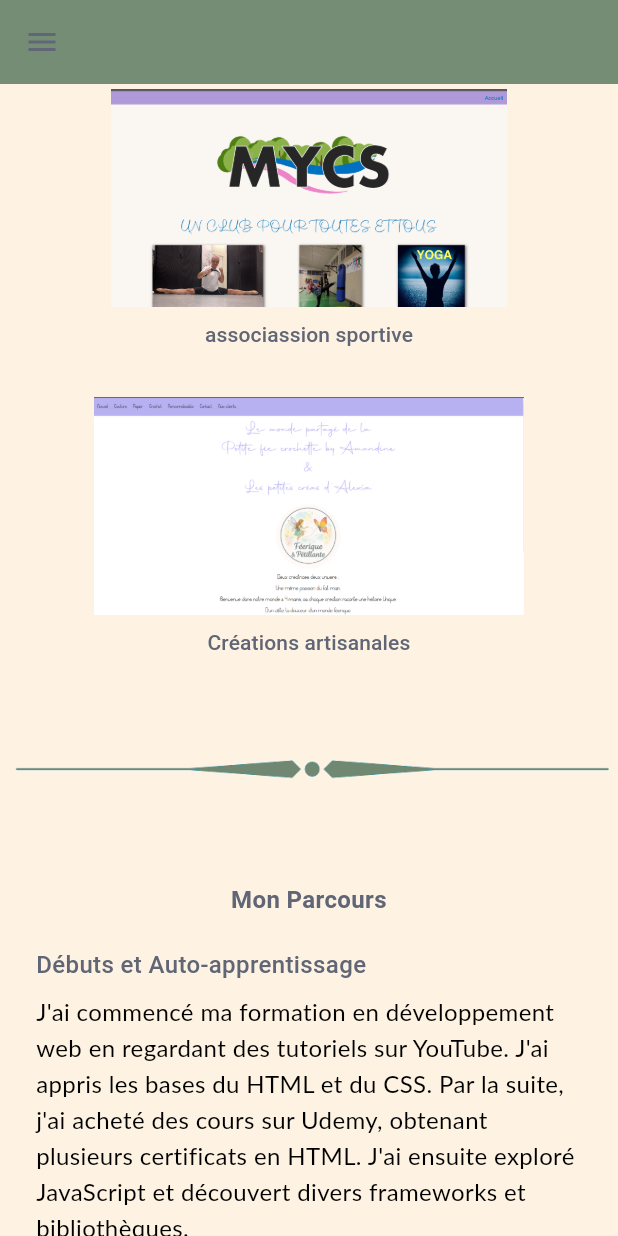
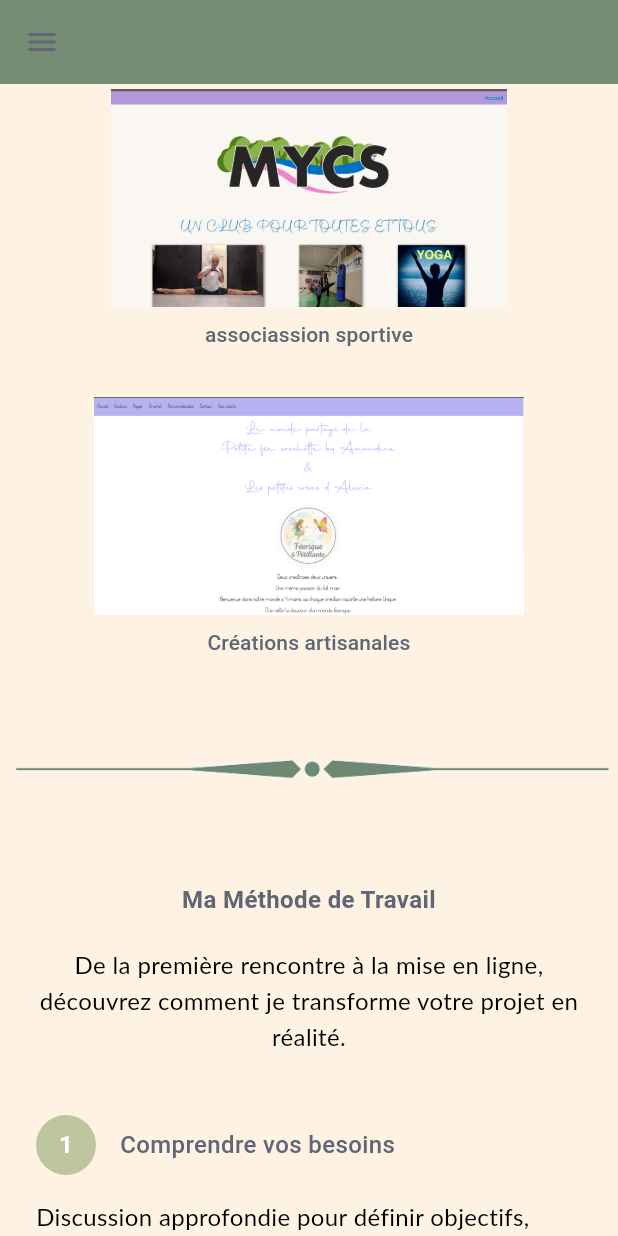
Before and after one commit to pickypou/mon_site_cv, a Flutter app: the screen it shows after launch, scrolled down 1728 dp, on a phone screen of 412 x 824 dp. Run offline on Flutter 3.47's test engine with Material 3 defaults, Android fonts, the phone set to English and light mode, and no system bars; our stand-ins replace cloud_firestore, cloud_functions, firebase_core, firebase_storage, get_it, go_router and 2 more; accounts and stored records are empty; Roboto replaces fonts that are missing (Lato); statements that could not run were skipped.

Commit message:
feat: Add 'Méthode de travail' section, implement SEO meta tags, and update web content with new images and pages.

```diff
--- a/lib/ui/common/widgets/custom_appbar.dart
+++ b/lib/ui/common/widgets/custom_appbar.dart
@@ -48,6 +48,7 @@ class CustomAppBar extends StatelessWidget implements PreferredSizeWidget {
           ...[
           _buildNavItem(context, 'Accueil', 'accueil'),
           _buildNavItem(context, 'Mes réalisation', 'realisation'),
+          _buildNavItem(context, 'Méthode de travail', 'methode'),
           _buildNavItem(context, 'Mon parcours', 'parcours'),
           _buildNavItem(context, 'Etre vu sur le web', 'viewWeb'),
           _buildNavItem(context, 'Ma spécialisation', 'flutter'),
@@ -66,7 +67,8 @@ class CustomAppBar extends StatelessWidget implements PreferredSizeWidget {
         child: Center(
           child: Text(
             label,
-            style: TextStyle(fontSize: 16.0, color: Theme.of(context).colorScheme.surface),
+            style: TextStyle(
+                fontSize: 16.0, color: Theme.of(context).colorScheme.surface),
           ),
         ),
       ),
@@ -77,6 +79,7 @@ class CustomAppBar extends StatelessWidget implements PreferredSizeWidget {
 class CustomDrawer extends StatelessWidget {
   final GlobalKey accueil;
   final GlobalKey portfolio;
+  final GlobalKey methode;
   final GlobalKey parcours;
   final GlobalKey viewWeb;
   final GlobalKey flutter;
@@ -87,6 +90,7 @@ class CustomDrawer extends StatelessWidget {
     super.key,
     required this.accueil,
     required this.portfolio,
+    required this.methode,
     required this.parcours,
     required this.viewWeb,
     required this.flutter,
@@ -113,49 +117,64 @@ class CustomDrawer extends StatelessWidget {
         padding: EdgeInsets.zero,
         children: [
           ListTile(
-            title: Text('Accueil', style: TextStyle(color: Theme.of(context).colorScheme.surface)),
+            title: Text('Accueil',
+                style: TextStyle(color: Theme.of(context).colorScheme.surface)),
             onTap: () {
               _scrollToSection(accueil);
               Navigator.pop(context);
             },
           ),
           ListTile(
-            title: Text('Mes réalisation', style: TextStyle(color: Theme.of(context).colorScheme.surface)),
+            title: Text('Mes réalisation',
+                style: TextStyle(color: Theme.of(context).colorScheme.surface)),
             onTap: () {
               _scrollToSection(portfolio);
               Navigator.pop(context);
             },
           ),
           ListTile(
-            title: Text('Mon parcours', style: TextStyle(color: Theme.of(context).colorScheme.surface)),
+            title: Text('Méthode de travail',
+                style: TextStyle(color: Theme.of(context).colorScheme.surface)),
+            onTap: () {
+              _scrollToSection(methode);
+              Navigator.pop(context);
+            },
+          ),
+          ListTile(
+            title: Text('Mon parcours',
+                style: TextStyle(color: Theme.of(context).colorScheme.surface)),
             onTap: () {
               _scrollToSection(parcours);
               Navigator.pop(context);
             },
           ),
           ListTile(
-            title: Text('Etre vu sur le web', style: TextStyle(color: Theme.of(context).colorScheme.surface)),
+            title: Text('Etre vu sur le web',
+                style: TextStyle(color: Theme.of(context).colorScheme.surface)),
             onTap: () {
               _scrollToSection(viewWeb);
               Navigator.pop(context);
             },
           ),
           ListTile(
-            title: Text('Ma spécialisation', style: TextStyle(color: Theme.of(context).colorScheme.surface)),
+            title: Text('Ma spécialisation',
+                style: TextStyle(color: Theme.of(context).colorScheme.surface)),
             onTap: () {
               _scrollToSection(flutter);
               Navigator.pop(context);
             },
           ),
           ListTile(
-            title: Text('Tarifs', style: TextStyle(color: Theme.of(context).colorScheme.surface)),
+            title: Text('Tarifs',
+                style: TextStyle(color: Theme.of(context).colorScheme.surface)),
             onTap: () {
               _scrollToSection(tarifs);
               Navigator.pop(context);
             },
           ),
           ListTile(
-            title: Text('Contact', style: TextStyle(color: Theme.of(context).colorScheme.surface)),
+            title: Text('Contact',
+                style: TextStyle(color: Theme.of(context).colorScheme.surface)),
             onTap: () {
               _scrollToSection(contact);
               Navigator.pop(context);
--- /dev/null
+++ b/lib/ui/methode_travail/methode_card.dart
@@ -0,0 +1,30 @@
+import 'package:flutter/material.dart';
+import 'methode_item.dart';
+import 'methode_header.dart';
+import 'responsive_image.dart';
+import 'package:mon_site_cv/theme.dart';
+
+class MethodeCard extends StatelessWidget {
+  final MethodeItem item;
+
+  const MethodeCard({super.key, required this.item});
+
+  @override
+  Widget build(BuildContext context) {
+    return Padding(
+      padding: const EdgeInsets.only(bottom: 40),
+      child: Column(
+        crossAxisAlignment: CrossAxisAlignment.start,
+        children: [
+          MethodeHeader(item: item),
+          const SizedBox(height: 16),
+          Text(item.description, style: textStylePara(context)),
+          if (item.imagePath != null) ...[
+            const SizedBox(height: 20),
+            ResponsiveImage(imagePath: item.imagePath!),
+          ],
+        ],
+      ),
+    );
+  }
+}
--- /dev/null
+++ b/lib/ui/methode_travail/methode_header.dart
@@ -0,0 +1,38 @@
+import 'package:flutter/material.dart';
+import 'methode_item.dart';
+import 'package:mon_site_cv/theme.dart';
+
+class MethodeHeader extends StatelessWidget {
+  final MethodeItem item;
+
+  const MethodeHeader({super.key, required this.item});
+
+  @override
+  Widget build(BuildContext context) {
+    return Row(
+      children: [
+        Container(
+          width: 40,
+          height: 40,
+          decoration: BoxDecoration(
+            color: Theme.of(context).colorScheme.primary,
+            shape: BoxShape.circle,
+          ),
+          child: Center(
+            child: Text(
+              item.stepNumber,
+              style: titleStyleSmall(context).copyWith(
+                color: Colors.white,
+                fontWeight: FontWeight.bold,
+              ),
+            ),
+          ),
+        ),
+        const SizedBox(width: 16),
+        Expanded(
+          child: Text(item.titre, style: titleStyleSmall(context)),
+        ),
+      ],
+    );
+  }
+}
--- /dev/null
+++ b/lib/ui/methode_travail/methode_item.dart
@@ -0,0 +1,50 @@
+class MethodeItem {
+  final String stepNumber;
+  final String titre;
+  final String description;
+  final String? imagePath;
+
+  const MethodeItem({
+    required this.stepNumber,
+    required this.titre,
+    required this.description,
+    this.imagePath,
+  });
+
+  static const List<MethodeItem> data = [
+    MethodeItem(
+      stepNumber: "1",
+      titre: "Comprendre vos besoins",
+      description:
+          "Discussion approfondie pour définir objectifs, contraintes et attentes.",
+      imagePath: "assets/images/cahier.png",
+    ),
+    MethodeItem(
+      stepNumber: "2",
+      titre: "Conception et croquis",
+      description:
+          "Croquis et schémas pour valider la structure et l’ergonomie.",
+      imagePath: "assets/images/croquis.png",
+    ),
+    MethodeItem(
+      stepNumber: "3",
+      titre: "Développement Flutter",
+      description:
+          "Code propre, architecture claire, composants réutilisables.",
+      imagePath: "assets/images/code.png",
+    ),
+    MethodeItem(
+      stepNumber: "4",
+      titre: "Tests et validation",
+      description:
+          "Tests unitaires et validation fonctionnelle.",
+      imagePath: "assets/images/test.png",
+    ),
+    MethodeItem(
+      stepNumber: "5",
+      titre: "Mise en ligne et suivi",
+      description:
+          "Déploiement, SEO et accompagnement.",
+    ),
+  ];
+}
--- /dev/null
+++ b/lib/ui/methode_travail/methode_travail_view.dart
@@ -0,0 +1,45 @@
+import 'package:flutter/material.dart';
+import 'package:mon_site_cv/theme.dart';
+
+import 'methode_item.dart';
+import 'methode_card.dart';
+
+class MethodeTravailView extends StatelessWidget {
+  const MethodeTravailView({super.key});
+
+  @override
+  Widget build(BuildContext context) {
+    final methodes = MethodeItem.data;
+
+    return SingleChildScrollView(
+      padding: const EdgeInsets.symmetric(horizontal: 24, vertical: 24),
+      child: Center(
+        child: ConstrainedBox(
+          constraints: const BoxConstraints(maxWidth: 900),
+          child: Column(
+            crossAxisAlignment: CrossAxisAlignment.start,
+            children: [
+              Center(
+                child: Text(
+                  "Ma Méthode de Travail",
+                  style: titleStyleLarge(context),
+                  textAlign: TextAlign.center,
+                ),
+              ),
+              const SizedBox(height: 20),
+              Center(
+                child: Text(
+                  "De la première rencontre à la mise en ligne, découvrez comment je transforme votre projet en réalité.",
+                  style: textStylePara(context),
+                  textAlign: TextAlign.center,
+                ),
+              ),
+              const SizedBox(height: 40),
+              ...methodes.map((item) => MethodeCard(item: item)),
+            ],
+          ),
+        ),
+      ),
+    );
+  }
+}
--- a/lib/ui/viewall_module/view_all.dart
+++ b/lib/ui/viewall_module/view_all.dart
@@ -6,6 +6,7 @@ import 'package:mon_site_cv/ui/tarifs_page/tarifs_page.dart';
 import '../common/widgets/custom_appbar.dart';
 import '../common/widgets/footer.dart';
 import '../home_page/home_page.dart';
+import '../methode_travail/methode_travail_view.dart';
 import '../parcours/parcours_view.dart';
 import '../portfolio/portfolio_view.dart';
 import '../view_web/view_web.dart';
@@ -13,6 +14,7 @@ import '../view_web/view_web.dart';
 class ViewAll extends StatelessWidget {
   final GlobalKey accueil = GlobalKey();
   final GlobalKey portfolio = GlobalKey();
+  final GlobalKey methode = GlobalKey();
   final GlobalKey parcours = GlobalKey();
   final GlobalKey viewWeb = GlobalKey();
   final GlobalKey flutter = GlobalKey();
@@ -33,13 +35,16 @@ class ViewAll extends StatelessWidget {
       case 'realisation':
         key = portfolio;
         break;
+      case 'methode':
+        key = methode;
+        break;
       case 'parcours':
         key = parcours;
         break;
-      case 'viewWeb':  // Assurez-vous que cela correspond à ce que vous utilisez dans l'AppBar
+      case 'viewWeb': // Assurez-vous que cela correspond à ce que vous utilisez dans l'AppBar
         key = viewWeb;
         break;
-      case 'flutter':  // Assurez-vous que cela correspond à ce que vous utilisez dans l'AppBar
+      case 'flutter': // Assurez-vous que cela correspond à ce que vous utilisez dans l'AppBar
         key = flutter;
         break;
       case 'tarifs':
@@ -74,16 +79,16 @@ class ViewAll extends StatelessWidget {
           ? CustomDrawer(
               accueil: accueil,
               portfolio: portfolio,
+              methode: methode,
               parcours: parcours,
               viewWeb: viewWeb,
               flutter: flutter,
               tarifs: tarifs,
               contact: contact,
-
             )
           : null,
       body: SingleChildScrollView(
-        controller: _scrollController,  // Un seul controller ici
+        controller: _scrollController, // Un seul controller ici
         child: Column(
           children: [
             HomePage(
@@ -96,6 +101,12 @@ class ViewAll extends StatelessWidget {
             PortfolioSection(
               key: portfolio,
               // Ne passez PAS de scrollController ici
+            ),
+            const SizedBox(height: 35),
+            Image.asset("assets/images/divider.png"),
+            const SizedBox(height: 35),
+            MethodeTravailView(
+              key: methode,
             ),
             const SizedBox(height: 35),
             Image.asset("assets/images/divider.png"),
@@ -114,15 +125,19 @@ class ViewAll extends StatelessWidget {
             const SizedBox(height: 35),
             Image.asset("assets/images/divider.png"),
             const SizedBox(height: 35),
-             RaisonFlutter(key: flutter,),
+            RaisonFlutter(
+              key: flutter,
+            ),
             const SizedBox(height: 35),
             Image.asset("assets/images/divider.png"),
             const SizedBox(height: 35),
-            TarifsPage(key: tarifs,),
+            TarifsPage(
+              key: tarifs,
+            ),
             const SizedBox(height: 35),
             Image.asset("assets/images/divider.png"),
             const SizedBox(height: 35),
-            ContactView(key:contact),
+            ContactView(key: contact),
             const SizedBox(height: 35),
             const Footer(),
           ],
```
Also changed, not shown: lib/ui/methode_travail/responsive_image.dart (added, +44 -0 lines), assets/images/arborescence.png (added), assets/images/cahier.png (added), assets/images/code.png (added), assets/images/croquis.png (added), assets/images/test.png (added), 23 other files. Lines whose indentation alone changed are shown as unchanged.
